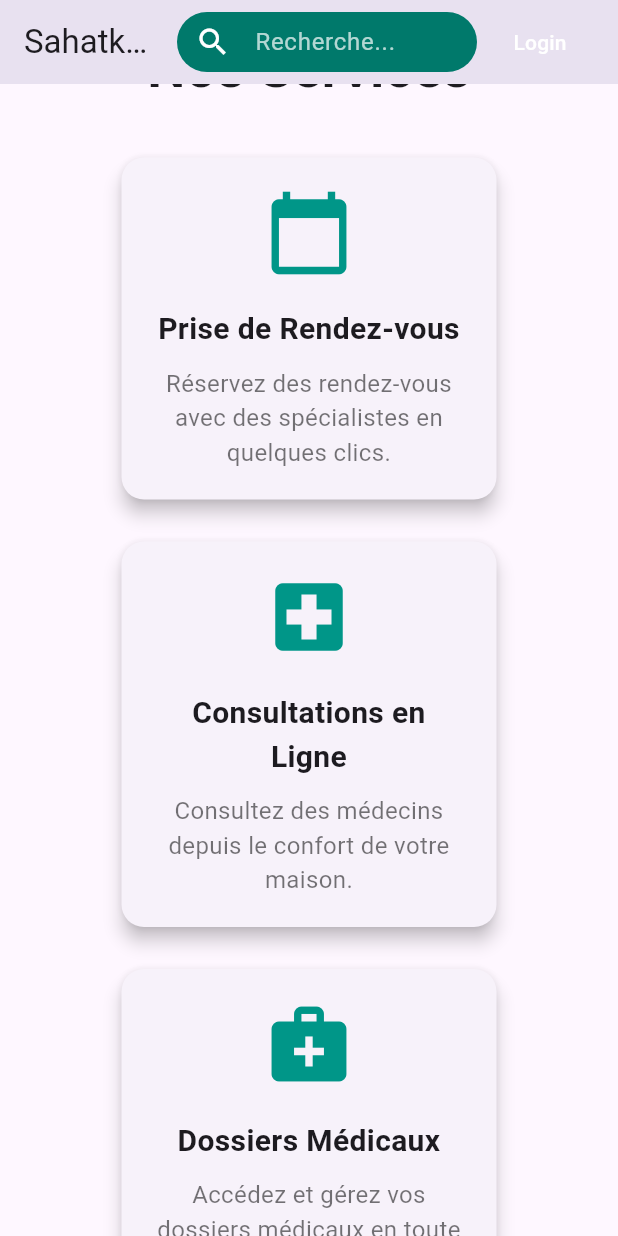
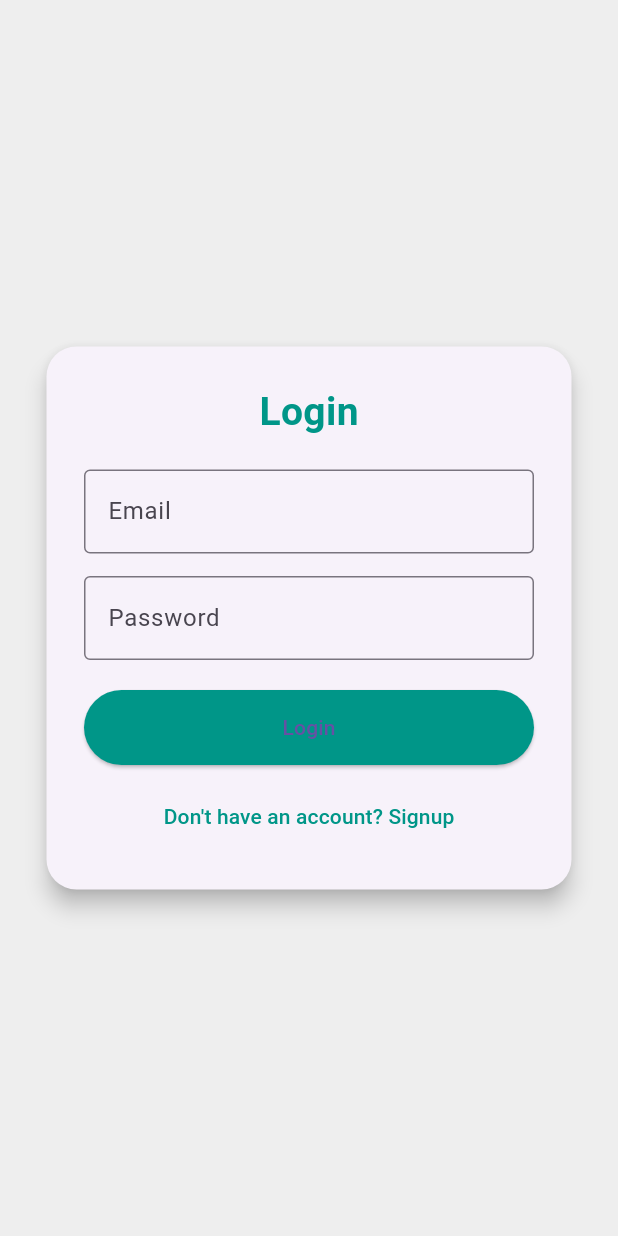
Before and after one commit to wafaltaief/sahatkom, a Flutter app: the screen it shows after launch, scrolled down 576 dp, after a tap on "Login", on a phone screen of 412 x 824 dp. Run offline on Flutter 3.47's test engine with Material 3 defaults, Android fonts, the light colour scheme and no system bars; our stand-ins replace firebase_auth, firebase_core; accounts and stored records are empty.

Commit message:
ta description

```diff
--- /dev/null
+++ b/lib/login_page.dart
@@ -0,0 +1,101 @@
+import 'package:flutter/material.dart';
+import 'package:firebase_auth/firebase_auth.dart';
+import 'signup_page.dart';
+
+class LoginPage extends StatefulWidget {
+  const LoginPage({super.key});
+
+  @override
+  State<LoginPage> createState() => _LoginPageState();
+}
+
+class _LoginPageState extends State<LoginPage> {
+  final _emailController = TextEditingController();
+  final _passwordController = TextEditingController();
+  final _auth = FirebaseAuth.instance;
+
+  @override
+  Widget build(BuildContext context) {
+    return Scaffold(
+      backgroundColor: Colors.grey.shade200,
+      body: Center(
+        child: Card(
+          elevation: 6,
+          shape: RoundedRectangleBorder(
+            borderRadius: BorderRadius.circular(20),
+          ),
+          child: Container(
+            width: 350,
+            padding: const EdgeInsets.all(25),
+            child: Column(
+              mainAxisSize: MainAxisSize.min,
+              children: [
+                const Text(
+                  'Login',
+                  style: TextStyle(
+                    fontSize: 26,
+                    fontWeight: FontWeight.bold,
+                    color: Colors.teal,
+                  ),
+                ),
+                const SizedBox(height: 20),
+                TextField(
+                  controller: _emailController,
+                  decoration: const InputDecoration(
+                    labelText: 'Email',
+                    border: OutlineInputBorder(),
+                  ),
+                ),
+                const SizedBox(height: 15),
+                TextField(
+                  controller: _passwordController,
+                  decoration: const InputDecoration(
+                    labelText: 'Password',
+                    border: OutlineInputBorder(),
+                  ),
+                  obscureText: true,
+                ),
+                const SizedBox(height: 20),
+                ElevatedButton(
+                  onPressed: () async {
+                    try {
+                      await _auth.signInWithEmailAndPassword(
+                        email: _emailController.text.trim(),
+                        password: _passwordController.text.trim(),
+                      );
+                      ScaffoldMessenger.of(context).showSnackBar(
+                        const SnackBar(content: Text('Login Successful')),
+                      );
+                    } on FirebaseAuthException catch (e) {
+                      ScaffoldMessenger.of(context).showSnackBar(
+                        SnackBar(content: Text('Error: ${e.message}')),
+                      );
+                    }
+                  },
+                  style: ElevatedButton.styleFrom(
+                    backgroundColor: Colors.teal,
+                    minimumSize: const Size(double.infinity, 50),
+                  ),
+                  child: const Text('Login'),
+                ),
+                const SizedBox(height: 10),
+                TextButton(
+                  onPressed: () {
+                    Navigator.push(
+                      context,
+                      MaterialPageRoute(builder: (context) =>SignupPage()),
+                    );
+                  },
+                  child: const Text(
+                    'Don\'t have an account? Signup',
+                    style: TextStyle(color: Colors.teal),
+                  ),
+                ),
+              ],
+            ),
+          ),
+        ),
+      ),
+    );
+  }
+}
--- a/lib/main.dart
+++ b/lib/main.dart
@@ -1,6 +1,13 @@
 import 'package:flutter/material.dart';
+import 'package:firebase_core/firebase_core.dart';
+import 'login_page.dart';
+import 'firebase_options.dart';
 
-void main() {
+void main() async {
+    WidgetsFlutterBinding.ensureInitialized();
+  await Firebase.initializeApp(
+    options: DefaultFirebaseOptions.currentPlatform,
+  );
   runApp(const SahatkomApp());
 }
 
@@ -137,9 +144,15 @@ class HomePage extends StatelessWidget {
           ),
           const SizedBox(width: 10),
           TextButton(
-            onPressed: () {},
-            child: const Text('Login', style: TextStyle(color: Colors.white)),
+            onPressed: () {
+              Navigator.push(
+                context,
+                MaterialPageRoute(builder: (_) => LoginPage()),
+              );
+            },
+            child: const Text('Login', style: TextStyle(color: Colors.black)),
           ),
+
           const SizedBox(width: 20),
         ],
       ),
```
Also changed, not shown: lib/signup_page.dart (added, +116 -0 lines), pubspec.yaml (+4 -3 lines), lib/firebase_options.dart (added), pubspec.lock, 3 other files.
